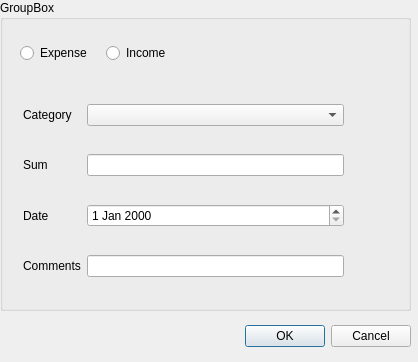
Before: the Qt Designer form sem3/projectQt/addtransactiondialog.ui in naztes0/University, drawn with Qt 5.
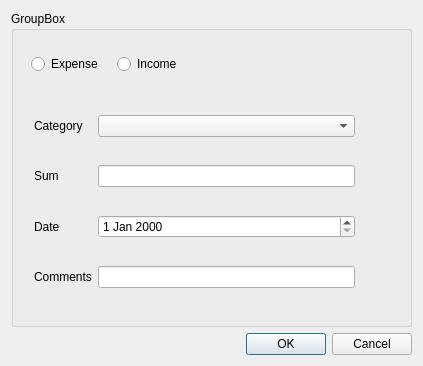
After: the same form once the commit is applied.

Commit message: Completed addTransactionDialog and adjusted all things in ui part

Diff of the .ui file:
```diff
--- a/sem3/projectQt/addtransactiondialog.ui
+++ b/sem3/projectQt/addtransactiondialog.ui
@@ -6,42 +6,20 @@
    <rect>
     <x>0</x>
     <y>0</y>
-    <width>418</width>
-    <height>362</height>
+    <width>423</width>
+    <height>366</height>
    </rect>
   </property>
   <property name="windowTitle">
    <string>Dialog</string>
   </property>
-  <widget class="QDialogButtonBox" name="buttonBox">
-   <property name="geometry">
-    <rect>
-     <x>70</x>
-     <y>320</y>
-     <width>341</width>
-     <height>32</height>
-    </rect>
-   </property>
-   <property name="orientation">
-    <enum>Qt::Orientation::Horizontal</enum>
-   </property>
-   <property name="standardButtons">
-    <set>QDialogButtonBox::StandardButton::Cancel|QDialogButtonBox::StandardButton::Ok</set>
-   </property>
-  </widget>
+  <layout class="QVBoxLayout" name="verticalLayout">
+   <item>
   <widget class="QGroupBox" name="transactionDetails">
-   <property name="geometry">
-    <rect>
-     <x>0</x>
-     <y>0</y>
-     <width>411</width>
-     <height>311</height>
-    </rect>
-   </property>
    <property name="title">
     <string>GroupBox</string>
    </property>
-   <widget class="QWidget" name="">
+     <widget class="QWidget" name="layoutWidget">
     <property name="geometry">
      <rect>
       <x>20</x>
@@ -67,7 +45,7 @@
      </item>
     </layout>
    </widget>
-   <widget class="QWidget" name="">
+     <widget class="QWidget" name="layoutWidget">
     <property name="geometry">
      <rect>
       <x>23</x>
@@ -126,6 +104,18 @@
     </layout>
    </widget>
   </widget>
+   </item>
+   <item>
+    <widget class="QDialogButtonBox" name="buttonBox">
+     <property name="orientation">
+      <enum>Qt::Orientation::Horizontal</enum>
+     </property>
+     <property name="standardButtons">
+      <set>QDialogButtonBox::StandardButton::Cancel|QDialogButtonBox::StandardButton::Ok</set>
+     </property>
+    </widget>
+   </item>
+  </layout>
  </widget>
  <resources/>
  <connections>
```
Lines whose indentation alone changed are shown as unchanged. The commit also changes 9 other files.
